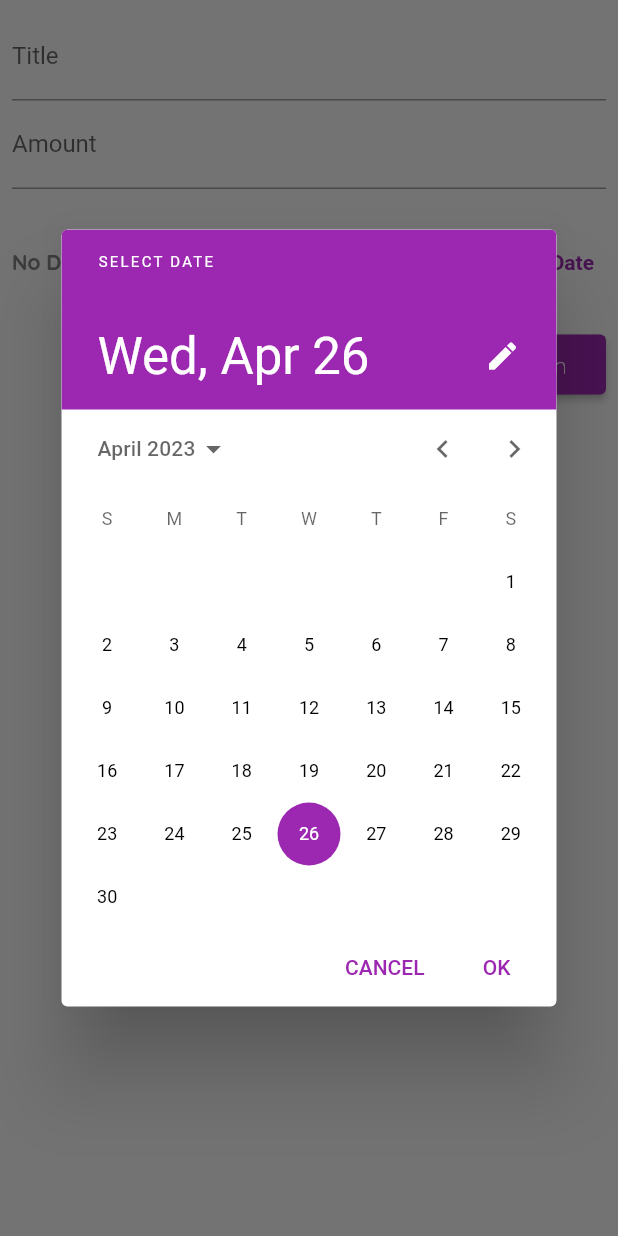
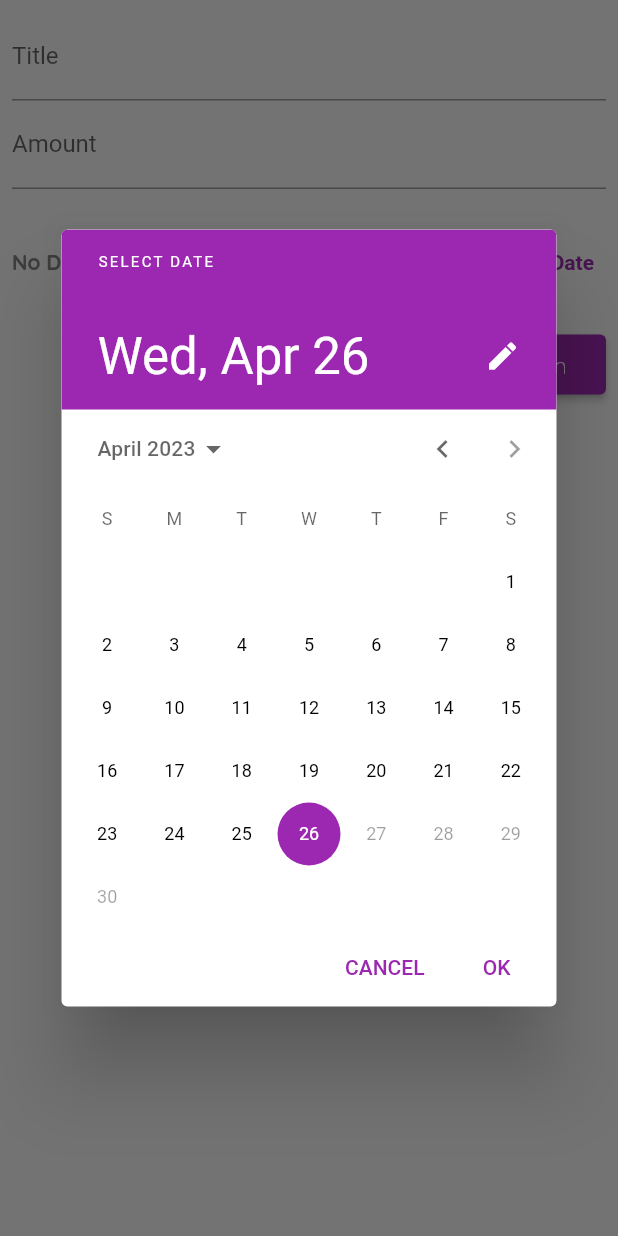
Before and after one commit to DoomMangoes/ExpenseTracker, a Flutter app: the AddExpenseItemWidget widget shown alone on an empty page, opened directly, after a tap on "Choose Date", on a phone screen of 412 x 824 dp. Run offline on Flutter 3.47's test engine with Material 2 defaults, Android fonts, the phone set to English and light mode, and no system bars.

```diff
--- a/lib/widgets/addExpenseItemWidget.dart
+++ b/lib/widgets/addExpenseItemWidget.dart
@@ -37,7 +37,7 @@ class _AddExpenseItemWidgetState extends State<AddExpenseItemWidget> {
             context: context,
             initialDate: DateTime.now(),
             firstDate: DateTime(1970),
-            lastDate: DateTime(2100))
+            lastDate: DateTime.now())
         .then((value) {
       setState(() {
         _date = value;
```
